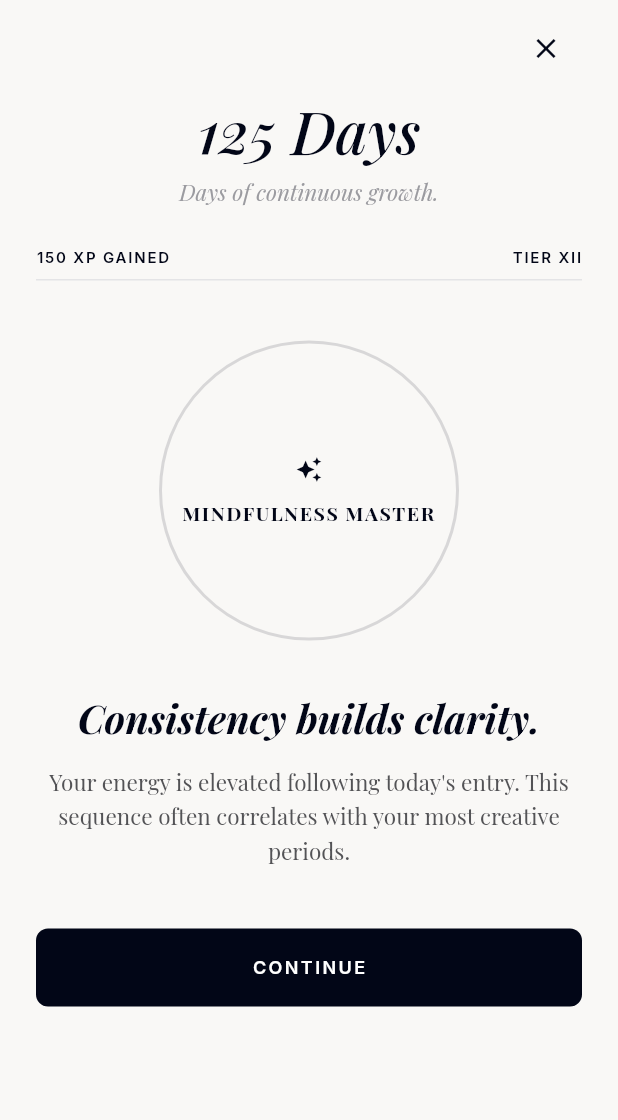
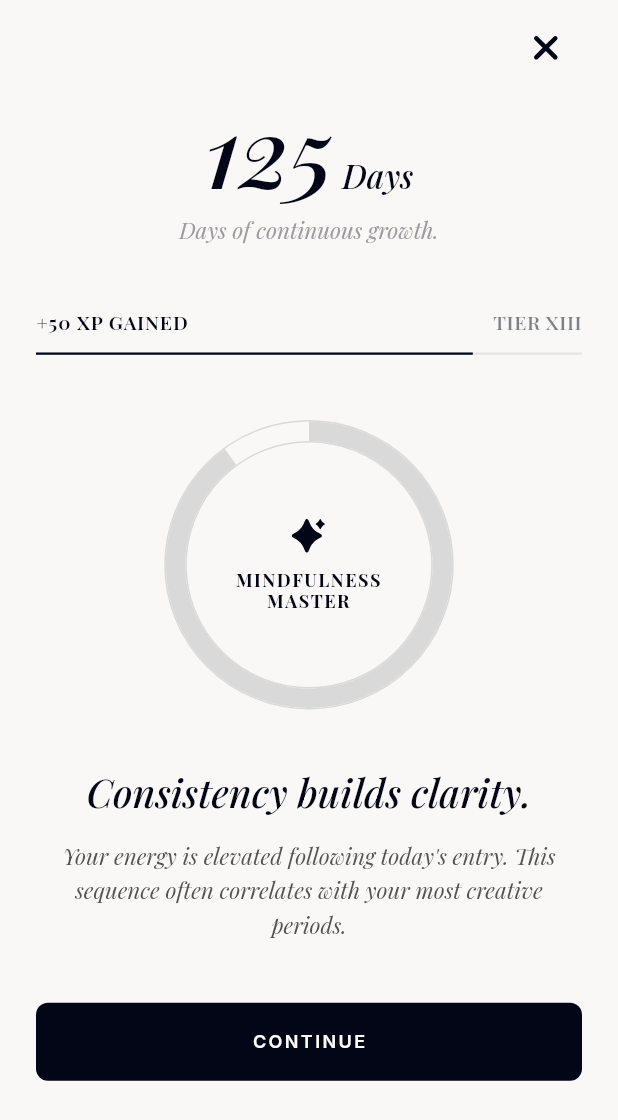
Before and after one commit to DphenomenalALU/jrnl_app, a Flutter app: the ConsistencyScreen widget shown alone on an empty page, opened directly with empty values, on a phone screen of 412 x 824 dp. Shown: the top 1120 px of the screen. Run offline on Flutter 3.47's test engine with Material 3 defaults, Android fonts, the phone set to English and light mode, and no system bars; our stand-ins replace flutter_svg, google_fonts.

Commit message:
refactor: enhance UI components in consistency and entry summary screens with SVG icons and improved layout

```diff
--- a/lib/screens/consistency_screen.dart
+++ b/lib/screens/consistency_screen.dart
@@ -1,4 +1,7 @@
+import 'dart:math' as math;
+
 import 'package:flutter/material.dart';
+import 'package:flutter_svg/flutter_svg.dart';
 
 import '../theme/app_colors.dart';
 import '../theme/app_text_styles.dart';
@@ -22,6 +25,7 @@ class ConsistencyScreen extends StatelessWidget {
           physics: const BouncingScrollPhysics(),
           child: Padding(
             padding: const EdgeInsets.fromLTRB(24, 8, 24, 32),
+            child: SelectionContainer.disabled(
               child: Column(
                 crossAxisAlignment: CrossAxisAlignment.stretch,
                 children: [
@@ -31,21 +35,42 @@ class ConsistencyScreen extends StatelessWidget {
                     onPressed: () => Navigator.of(context).pop(),
                     padding: EdgeInsets.zero,
                     constraints: const BoxConstraints(minWidth: 40, minHeight: 40),
-                    icon: const Icon(Icons.close, size: 22, color: AppColors.primary),
+                    icon: SvgPicture.asset(
+                      'lib/assets/journal_icons/close.svg',
+                      width: 16,
+                      height: 16,
+                      fit: BoxFit.contain,
+                    ),
                     tooltip: 'Close',
                   ),
                 ),
                 const SizedBox(height: 8),
+                Row(
+                  mainAxisAlignment: MainAxisAlignment.center,
+                  crossAxisAlignment: CrossAxisAlignment.baseline,
+                  textBaseline: TextBaseline.alphabetic,
+                  children: [
                     Text(
-                  '125 Days',
-                  textAlign: TextAlign.center,
+                      '125',
                       style: AppTextStyles.playfair(
-                    fontSize: 40,
+                        fontSize: 66,
+                        fontWeight: FontWeight.w500,
+                        fontStyle: FontStyle.italic,
+                        height: 1.05,
+                        color: AppColors.primary,
+                      ),
+                    ),
+                    Text(
+                      ' Days',
+                      style: AppTextStyles.playfair(
+                        fontSize: 22,
                         fontWeight: FontWeight.w500,
                         fontStyle: FontStyle.italic,
                         height: 1.1,
                         color: AppColors.primary,
                       ),
+                    ),
+                  ],
                 ),
                 const SizedBox(height: 10),
                 Text(
@@ -59,74 +84,39 @@ class ConsistencyScreen extends StatelessWidget {
                     height: 1.35,
                   ),
                 ),
-                const SizedBox(height: 28),
+                const SizedBox(height: 44),
                 Row(
                   children: [
                     Text(
-                      '150 XP GAINED',
-                      style: AppTextStyles.inter(
-                        fontSize: 10,
+                      '+50 XP GAINED',
+                      style: AppTextStyles.playfair(
+                        fontSize: 13,
                         fontWeight: FontWeight.w600,
-                        letterSpacing: 1.2,
+                        fontStyle: FontStyle.normal,
+                        letterSpacing: 0.6,
                         color: AppColors.primary,
-                        height: 1,
+                        height: 1.2,
                       ),
                     ),
                     const Spacer(),
                     Text(
-                      'TIER XII',
-                      style: AppTextStyles.inter(
-                        fontSize: 10,
+                      'TIER XIII',
+                      style: AppTextStyles.playfair(
+                        fontSize: 13,
                         fontWeight: FontWeight.w600,
-                        letterSpacing: 1.2,
-                        color: AppColors.primary,
-                        height: 1,
+                        fontStyle: FontStyle.normal,
+                        letterSpacing: 0.4,
+                        color: AppColors.primary.withValues(alpha: 0.5),
+                        height: 1.2,
                       ),
                     ),
                   ],
                 ),
-                const SizedBox(height: 10),
-                Container(height: 1, color: AppColors.divider),
+                const SizedBox(height: 12),
+                const _TierProgressLine(percentTowardNextTier: 0.8),
                 const SizedBox(height: 40),
-                Center(
-                  child: SizedBox(
-                    width: 200,
-                    height: 200,
-                    child: Stack(
-                      alignment: Alignment.center,
-                      children: [
-                        Container(
-                          width: 200,
-                          height: 200,
-                          decoration: BoxDecoration(
-                            shape: BoxShape.circle,
-                            border: Border.all(
-                              color: AppColors.labelTertiary.withValues(alpha: 0.35),
-                              width: 2,
-                            ),
-                          ),
-                        ),
-                        Column(
-                          mainAxisAlignment: MainAxisAlignment.center,
-                          children: [
-                            Icon(Icons.auto_awesome, size: 18, color: AppColors.primary),
-                            const SizedBox(height: 12),
-                            Text(
-                              'MINDFULNESS MASTER',
-                              textAlign: TextAlign.center,
-                              style: AppTextStyles.playfair(
-                                fontSize: 13,
-                                fontWeight: FontWeight.w700,
-                                letterSpacing: 1.0,
-                                height: 1.2,
-                                color: AppColors.primary,
-                              ),
-                            ),
-                          ],
-                        ),
-                      ],
-                    ),
-                  ),
+                const Center(
+                  child: _MindfulnessBadge(),
                 ),
                 const SizedBox(height: 36),
                 Text(
@@ -134,7 +124,7 @@ class ConsistencyScreen extends StatelessWidget {
                   textAlign: TextAlign.center,
                   style: AppTextStyles.playfair(
                     fontSize: 26,
-                    fontWeight: FontWeight.w700,
+                    fontWeight: FontWeight.w500,
                     fontStyle: FontStyle.italic,
                     height: 1.2,
                     color: AppColors.primary,
@@ -147,6 +137,7 @@ class ConsistencyScreen extends StatelessWidget {
                   style: AppTextStyles.playfair(
                     fontSize: 15,
                     fontWeight: FontWeight.w400,
+                    fontStyle: FontStyle.italic,
                     color: AppColors.labelSecondary,
                     height: 1.5,
                   ),
@@ -176,6 +167,187 @@ class ConsistencyScreen extends StatelessWidget {
             ),
           ),
         ),
+      ),
     );
   }
 }
+
+/// Double-stroke ring (two 1px circles) with fill only in the gap; sparkle above two-line title.
+class _MindfulnessBadge extends StatelessWidget {
+  const _MindfulnessBadge();
+
+  static const double _size = 200;
+
+  @override
+  Widget build(BuildContext context) {
+    return SizedBox(
+      width: _size,
+      height: _size,
+      child: Stack(
+        alignment: Alignment.center,
+        children: [
+          CustomPaint(
+            size: const Size(_size, _size),
+            painter: const _MindfulnessRingPainter(),
+          ),
+          Padding(
+            padding: const EdgeInsets.symmetric(horizontal: 16),
+            child: Column(
+              mainAxisAlignment: MainAxisAlignment.center,
+              mainAxisSize: MainAxisSize.min,
+              children: [
+                SvgPicture.asset(
+                  'lib/assets/journal_icons/sparkle-large.svg',
+                  width: 23,
+                  height: 23,
+                  fit: BoxFit.contain,
+                ),
+                const SizedBox(height: 10),
+                Text(
+                  'MINDFULNESS',
+                  textAlign: TextAlign.center,
+                  style: AppTextStyles.playfair(
+                    fontSize: 12,
+                    fontWeight: FontWeight.w700,
+                    letterSpacing: 1.0,
+                    height: 1.15,
+                    color: AppColors.primary,
+                  ),
+                ),
+                Text(
+                  'MASTER',
+                  textAlign: TextAlign.center,
+                  style: AppTextStyles.playfair(
+                    fontSize: 12,
+                    fontWeight: FontWeight.w700,
+                    letterSpacing: 1.0,
+                    height: 1.15,
+                    color: AppColors.primary,
+                  ),
+                ),
+              ],
+            ),
+          ),
+        ],
+      ),
+    );
+  }
+}
+
+class _MindfulnessRingPainter extends CustomPainter {
+  const _MindfulnessRingPainter();
+
+  static const Color _ring = Color(0xFFD9D9D9);
+
+  static const double _hairline = 1;
+
+  /// Midline spacing between outer and inner strokes (channel between double strokes).
+  static const double _ringSpacing = 14;
+
+  /// Start at top (12 o'clock); positive sweep = clockwise on the clock face in Flutter.
+  static const double _startAngle = -math.pi / 2;
+  static const double _progressSweep = 0.9 * 2 * math.pi;
+
+  @override
+  void paint(Canvas canvas, Size size) {
+    final center = Offset(size.width / 2, size.height / 2);
+    final maxR = size.shortestSide / 2 - 4;
+    final rOuterMid = maxR;
+    final rInnerMid = rOuterMid - _ringSpacing;
+
+    final strokePaint = Paint()
+      ..color = _ring
+      ..style = PaintingStyle.stroke
+      ..strokeWidth = _hairline
+      ..isAntiAlias = true;
+
+    canvas.drawCircle(center, rOuterMid, strokePaint);
+    canvas.drawCircle(center, rInnerMid, strokePaint);
+
+    // Fill only the gap between the two strokes (inside outer stroke, outside inner stroke).
+    final outerFill = rOuterMid - _hairline / 2;
+    final innerFill = rInnerMid + _hairline / 2;
+    _drawAnnularSector(
+      canvas,
+      center,
+      innerFill,
+      outerFill,
+      _startAngle,
+      _progressSweep,
+      _ring,
+    );
+  }
+
+  /// Filled donut arc between [rInner] and [rOuter] (full radii, not stroke midlines).
+  static void _drawAnnularSector(
+    Canvas canvas,
+    Offset center,
+    double rInner,
+    double rOuter,
+    double startAngle,
+    double sweepAngle,
+    Color color,
+  ) {
+    final outerRect = Rect.fromCircle(center: center, radius: rOuter);
+    final innerRect = Rect.fromCircle(center: center, radius: rInner);
+    final path = Path()
+      ..moveTo(
+        center.dx + rOuter * math.cos(startAngle),
+        center.dy + rOuter * math.sin(startAngle),
+      )
+      ..arcTo(outerRect, startAngle, sweepAngle, false)
+      ..lineTo(
+        center.dx + rInner * math.cos(startAngle + sweepAngle),
+        center.dy + rInner * math.sin(startAngle + sweepAngle),
+      )
+      ..arcTo(innerRect, startAngle + sweepAngle, -sweepAngle, false)
+      ..close();
+
+    canvas.drawPath(
+      path,
+      Paint()
+        ..color = color
+        ..style = PaintingStyle.fill
+        ..isAntiAlias = true,
+    );
+  }
+
+  @override
+  bool shouldRepaint(covariant CustomPainter oldDelegate) => false;
+}
+
+/// Progress toward the next tier (e.g. ~80% of the way to **TIER XIII**).
+class _TierProgressLine extends StatelessWidget {
+  const _TierProgressLine({required this.percentTowardNextTier});
+
+  final double percentTowardNextTier;
+
+  @override
+  Widget build(BuildContext context) {
+    return LayoutBuilder(
+      builder: (context, constraints) {
+        final w = constraints.maxWidth;
+        final p = percentTowardNextTier.clamp(0.0, 1.0);
+        return SizedBox(
+          height: 1.5,
+          width: w,
+          child: Stack(
+            alignment: Alignment.centerLeft,
+            children: [
+              Container(
+                height: 1.5,
+                width: w,
+                color: AppColors.divider,
+              ),
+              Container(
+                height: 1.5,
+                width: w * p,
+                color: AppColors.primary,
+              ),
+            ],
+          ),
+        );
+      },
+    );
+  }
+}
--- a/lib/screens/entry_summary_screen.dart
+++ b/lib/screens/entry_summary_screen.dart
@@ -1,4 +1,5 @@
 import 'package:flutter/material.dart';
+import 'package:flutter_svg/flutter_svg.dart';
 import 'package:intl/intl.dart';
 
 import '../theme/app_colors.dart';
@@ -71,6 +72,7 @@ class _EntrySummaryScreenState extends State<EntrySummaryScreen> {
           physics: const BouncingScrollPhysics(),
           child: Padding(
             padding: const EdgeInsets.fromLTRB(20, 8, 20, 32),
+            child: SelectionContainer.disabled(
               child: Column(
                 crossAxisAlignment: CrossAxisAlignment.stretch,
                 children: [
@@ -80,7 +82,12 @@ class _EntrySummaryScreenState extends State<EntrySummaryScreen> {
                         onPressed: () => Navigator.of(context).pop(),
                         padding: EdgeInsets.zero,
                         constraints: const BoxConstraints(minWidth: 40, minHeight: 40),
-                      icon: const Icon(Icons.close, size: 22, color: AppColors.primary),
+                        icon: SvgPicture.asset(
+                          'lib/assets/journal_icons/close.svg',
+                          width: 16,
+                          height: 16,
+                          fit: BoxFit.contain,
+                        ),
                         tooltip: 'Close',
                       ),
                       Expanded(
@@ -89,7 +96,7 @@ class _EntrySummaryScreenState extends State<EntrySummaryScreen> {
                           textAlign: TextAlign.center,
                           style: AppTextStyles.playfair(
                             fontSize: 13,
-                          fontWeight: FontWeight.w400,
+                            fontWeight: FontWeight.w700,
                             fontStyle: FontStyle.italic,
                             color: AppColors.primary,
                             height: 1.2,
@@ -124,8 +131,13 @@ class _EntrySummaryScreenState extends State<EntrySummaryScreen> {
                   ),
                 ),
                 const SizedBox(height: 24),
-                Container(height: 1, color: AppColors.divider),
-                const SizedBox(height: 28),
+                Center(
+                  child: SizedBox(
+                    width: 62,
+                    child: Container(height: 1, color: AppColors.divider),
+                  ),
+                ),
+                const SizedBox(height: 44),
                 _DiscreteSliderRow(
                   title: 'Energy',
                   valueLabel: _energyLabels[_energyIndex],
@@ -134,7 +146,7 @@ class _EntrySummaryScreenState extends State<EntrySummaryScreen> {
                   selectedIndex: _energyIndex,
                   onChanged: (i) => setState(() => _energyIndex = i),
                 ),
-                const SizedBox(height: 28),
+                const SizedBox(height: 40),
                 _DiscreteSliderRow(
                   title: 'Mood',
                   valueLabel: _moodLabels[_moodIndex],
@@ -143,7 +155,7 @@ class _EntrySummaryScreenState extends State<EntrySummaryScreen> {
                   selectedIndex: _moodIndex,
                   onChanged: (i) => setState(() => _moodIndex = i),
                 ),
-                const SizedBox(height: 28),
+                const SizedBox(height: 40),
                 _DiscreteSliderRow(
                   title: 'Internal State',
                   valueLabel: _internalLabels[_internalIndex],
@@ -152,7 +164,7 @@ class _EntrySummaryScreenState extends State<EntrySummaryScreen> {
                   selectedIndex: _internalIndex,
                   onChanged: (i) => setState(() => _internalIndex = i),
                 ),
-                const SizedBox(height: 32),
+                const SizedBox(height: 64),
                 Container(height: 1, color: AppColors.divider),
                 const SizedBox(height: 24),
                 Center(child: Icon(Icons.auto_awesome, size: 16, color: AppColors.labelSecondary)),
@@ -205,6 +217,7 @@ class _EntrySummaryScreenState extends State<EntrySummaryScreen> {
             ),
           ),
         ),
+      ),
     );
   }
 }
@@ -245,8 +258,9 @@ class _DiscreteSliderRow extends StatelessWidget {
                 ),
               ),
             ),
-            const SizedBox(width: 12),
-            Flexible(
+            Expanded(
+              child: Align(
+                alignment: Alignment.centerRight,
                 child: Text(
                   valueLabel,
                   textAlign: TextAlign.right,
@@ -256,6 +270,7 @@ class _DiscreteSliderRow extends StatelessWidget {
                     fontStyle: FontStyle.italic,
                     color: AppColors.primary,
                     height: 1.2,
+                  ),
                 ),
               ),
             ),
@@ -317,8 +332,8 @@ class _DotTrack extends StatelessWidget {
             left: 6,
             right: 6,
             child: Container(
-              height: 1,
-              color: AppColors.divider,
+              height: 2,
+              color: AppColors.primary,
             ),
           ),
           Row(
@@ -337,11 +352,9 @@ class _DotTrack extends StatelessWidget {
                     height: selected ? 14 : 8,
                     decoration: BoxDecoration(
                       shape: BoxShape.circle,
-                      color: selected ? AppColors.primary : Colors.transparent,
-                      border: Border.all(
-                        color: AppColors.primary,
-                        width: 1.2,
-                      ),
+                      color: selected
+                          ? AppColors.primary
+                          : AppColors.labelTertiary,
                     ),
                   ),
                 ),
--- a/lib/theme/app_text_styles.dart
+++ b/lib/theme/app_text_styles.dart
@@ -20,6 +20,8 @@ abstract final class AppTextStyles {
       color: color,
       letterSpacing: letterSpacing,
       height: height,
+      decoration: TextDecoration.none,
+      decorationColor: Colors.transparent,
     );
   }
 
@@ -38,6 +40,8 @@ abstract final class AppTextStyles {
       color: color,
       height: height,
       letterSpacing: letterSpacing,
+      decoration: TextDecoration.none,
+      decorationColor: Colors.transparent,
     );
   }
 }
```
Also changed, not shown: lib/assets/journal_icons/close.svg (added), lib/assets/journal_icons/sparkle-large.svg (added). Lines whose indentation alone changed are shown as unchanged.
